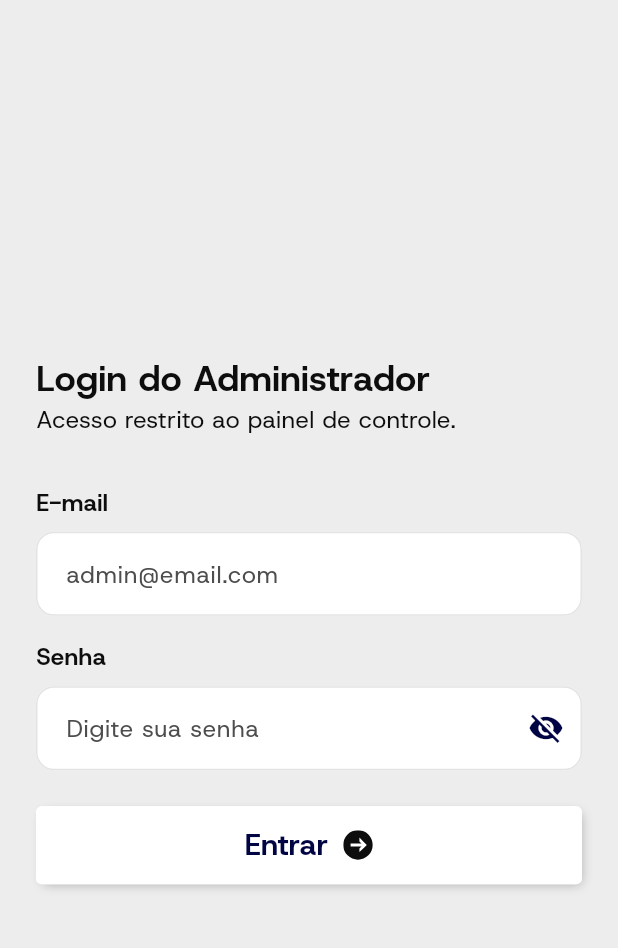
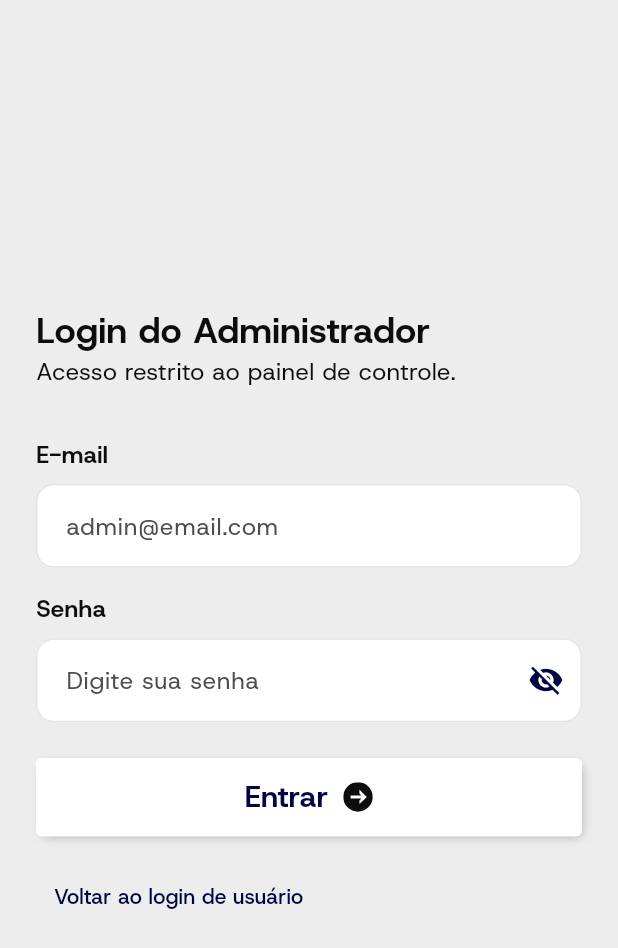
Before and after one commit to vihangel/UFMT-INTERUF, a Flutter app: the screen it shows after launch, scrolled down 48 dp, after a tap on "Sou administrador", on a phone screen of 412 x 824 dp. Shown: the top 948 px of the screen. Run offline on Flutter 3.47's test engine with Material 3 defaults, Android fonts, the phone set to English and light mode, and no system bars; our stand-ins replace flutter_dotenv, flutter_svg, go_router, supabase_flutter; accounts and stored records are empty.

Commit message:
Update admin_login_page.dart

```diff
--- a/lib/features/admin/auth/admin_login_page.dart
+++ b/lib/features/admin/auth/admin_login_page.dart
@@ -1,8 +1,10 @@
 import 'package:flutter/material.dart';
+import 'package:go_router/go_router.dart';
 import 'package:interufmt/core/theme/app_styles.dart';
 import 'package:interufmt/core/widgets/app_buttons.dart';
 import 'package:interufmt/core/widgets/app_form_field.dart';
 import 'package:interufmt/features/admin/auth/admin_login_viewmodel.dart';
+import 'package:interufmt/features/users/login/login_page.dart';
 import 'package:provider/provider.dart';
 
 class AdminLoginPage extends StatefulWidget {
@@ -96,6 +98,11 @@ class _AdminLoginPageState extends State<AdminLoginPage> {
                         expand: true,
                         onPressed: () => viewModel.login(context),
                       ),
+                      const SizedBox(height: 16),
+                      TextButton(
+                        onPressed: () => context.goNamed(LoginPage.routename),
+                        child: const Text('Voltar ao login de usuário'),
+                      ),
                     ],
                   ),
                 );
```
